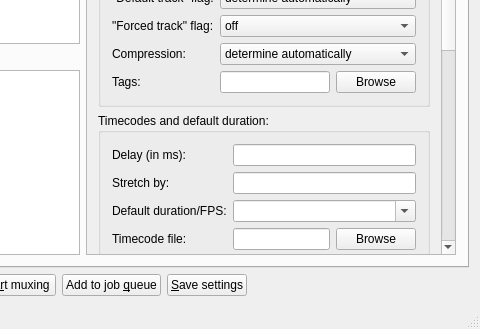
First picture: the form in src/mkvtoolnix-gui/forms/main_window.ui, repository nmaier/mkvtoolnix, before the edit; both pictures show x 343 to 823 and y 227 to 556 of the 823 by 556 pixel window.
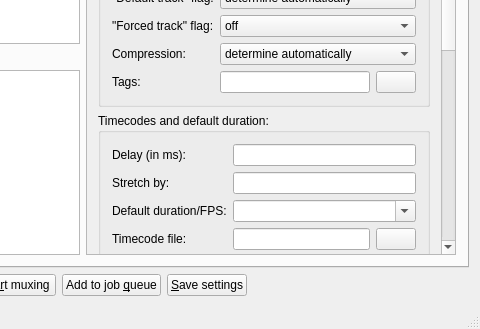
Second picture: the form after the edit. Icons and pictures are not drawn.

Commit message: Use icons instead of text for browse buttons

The edit to the form file:
```diff
--- a/src/mkvtoolnix-gui/forms/main_window.ui
+++ b/src/mkvtoolnix-gui/forms/main_window.ui
@@ -75,6 +75,12 @@
               <verstretch>0</verstretch>
              </sizepolicy>
             </property>
+            <property name="minimumSize">
+             <size>
+              <width>370</width>
+              <height>0</height>
+             </size>
+            </property>
             <property name="maximumSize">
              <size>
               <width>370</width>
@@ -85,7 +91,7 @@
              <enum>Qt::ScrollBarAsNeeded</enum>
             </property>
             <property name="horizontalScrollBarPolicy">
-             <enum>Qt::ScrollBarAsNeeded</enum>
+             <enum>Qt::ScrollBarAlwaysOff</enum>
             </property>
             <property name="widgetResizable">
              <bool>true</bool>
@@ -96,7 +102,7 @@
                <x>0</x>
                <y>0</y>
                <width>350</width>
-               <height>784</height>
+               <height>788</height>
               </rect>
              </property>
              <layout class="QVBoxLayout" name="verticalLayout_9">
@@ -253,7 +259,11 @@
                    <item>
                     <widget class="QPushButton" name="browseTrackTags">
                      <property name="text">
-                      <string>Browse</string>
+                      <string/>
+                     </property>
+                     <property name="icon">
+                      <iconset resource="../qt_resources.qrc">
+                       <normaloff>:/icons/16x16/code-class.png</normaloff>:/icons/16x16/code-class.png</iconset>
                      </property>
                     </widget>
                    </item>
@@ -389,7 +399,11 @@
                    <item>
                     <widget class="QPushButton" name="browseTimecodes">
                      <property name="text">
-                      <string>Browse</string>
+                      <string/>
+                     </property>
+                     <property name="icon">
+                      <iconset resource="../qt_resources.qrc">
+                       <normaloff>:/icons/16x16/code-class.png</normaloff>:/icons/16x16/code-class.png</iconset>
                      </property>
                     </widget>
                    </item>
```
Left out of the diff: 58 changed lines with no effect on the pictures. The commit also changes 1 other file.
